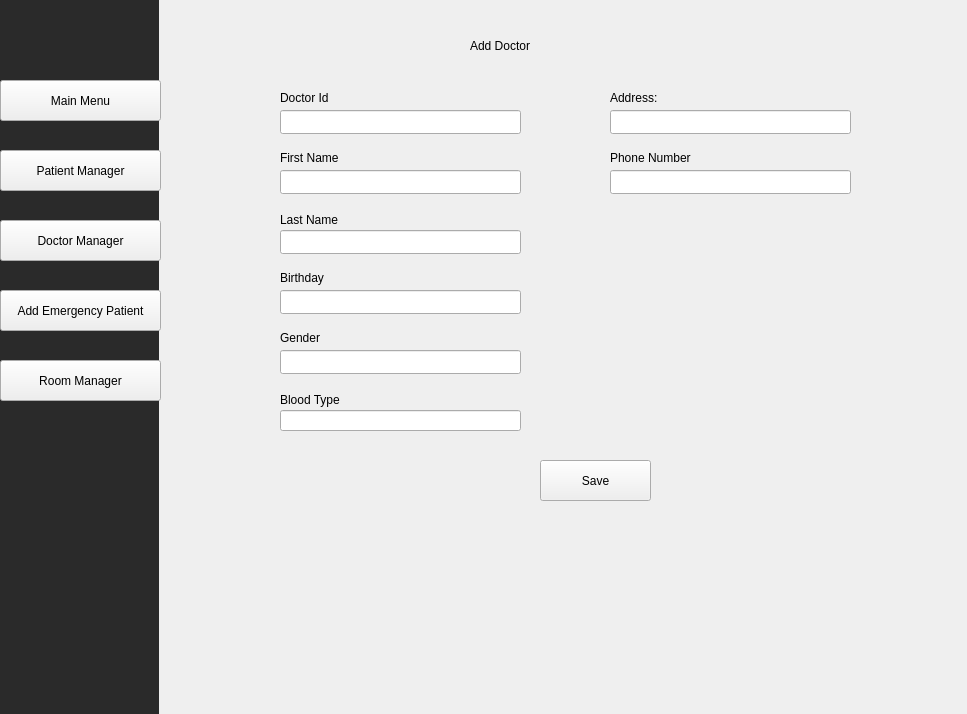
Old version of the form mainwindow.ui in the repository Jenushan44/Hospital-Manager.
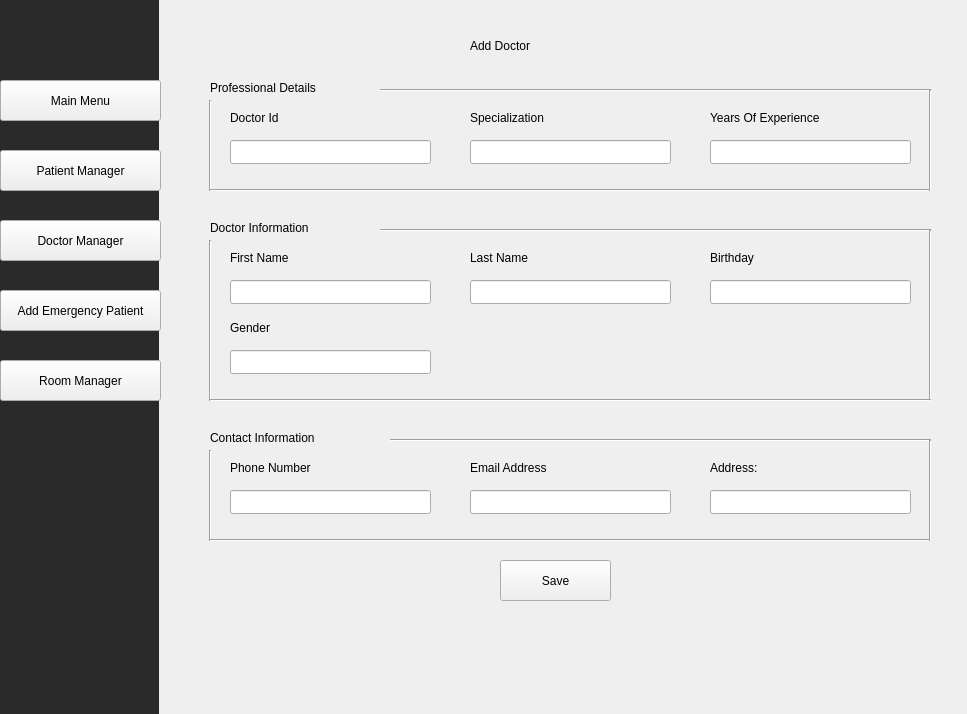
New version of the form. The open tabs and pages were chosen to show the change. Icons and pictures are not drawn.

Commit message: Update doctor page layout and add additional inputs

Diff of the .ui file:
```diff
--- a/mainwindow.ui
+++ b/mainwindow.ui
@@ -838,8 +838,8 @@
      <widget class="QLabel" name="label_16">
       <property name="geometry">
        <rect>
-        <x>100</x>
-        <y>90</y>
+        <x>50</x>
+        <y>110</y>
         <width>51</width>
         <height>16</height>
        </rect>
@@ -851,8 +851,8 @@
      <widget class="QLabel" name="label_17">
       <property name="geometry">
        <rect>
-        <x>100</x>
-        <y>150</y>
+        <x>50</x>
+        <y>250</y>
         <width>101</width>
         <height>16</height>
        </rect>
@@ -861,37 +861,11 @@
        <string>First Name</string>
       </property>
      </widget>
-     <widget class="QLabel" name="label_18">
-      <property name="geometry">
-       <rect>
-        <x>100</x>
-        <y>210</y>
-        <width>101</width>
-        <height>20</height>
-       </rect>
-      </property>
-      <property name="text">
-       <string>Last Name</string>
-      </property>
-     </widget>
-     <widget class="QLabel" name="label_19">
-      <property name="geometry">
-       <rect>
-        <x>100</x>
-        <y>270</y>
-        <width>101</width>
-        <height>16</height>
-       </rect>
-      </property>
-      <property name="text">
-       <string>Birthday</string>
-      </property>
-     </widget>
      <widget class="QLabel" name="label_20">
       <property name="geometry">
        <rect>
-        <x>430</x>
-        <y>90</y>
+        <x>530</x>
+        <y>460</y>
         <width>121</width>
         <height>16</height>
        </rect>
@@ -903,8 +877,8 @@
      <widget class="QLabel" name="label_21">
       <property name="geometry">
        <rect>
-        <x>430</x>
-        <y>150</y>
+        <x>50</x>
+        <y>460</y>
         <width>121</width>
         <height>16</height>
        </rect>
@@ -913,25 +887,12 @@
        <string>Phone Number </string>
       </property>
      </widget>
-     <widget class="QLabel" name="label_22">
-      <property name="geometry">
-       <rect>
-        <x>100</x>
-        <y>330</y>
-        <width>101</width>
-        <height>16</height>
-       </rect>
-      </property>
-      <property name="text">
-       <string>Gender</string>
-      </property>
-     </widget>
      <widget class="QLineEdit" name="doctorIdNumberLineEdit">
       <property name="geometry">
        <rect>
-        <x>100</x>
-        <y>110</y>
-        <width>241</width>
+        <x>50</x>
+        <y>140</y>
+        <width>201</width>
         <height>24</height>
        </rect>
       </property>
@@ -939,9 +900,9 @@
      <widget class="QLineEdit" name="lastNameDoctorLineEdit">
       <property name="geometry">
        <rect>
-        <x>100</x>
-        <y>230</y>
-        <width>241</width>
+        <x>290</x>
+        <y>280</y>
+        <width>201</width>
         <height>24</height>
        </rect>
       </property>
@@ -949,9 +910,9 @@
      <widget class="QLineEdit" name="dateOfBirthDoctorLineEdit">
       <property name="geometry">
        <rect>
-        <x>100</x>
-        <y>290</y>
-        <width>241</width>
+        <x>530</x>
+        <y>280</y>
+        <width>201</width>
         <height>24</height>
        </rect>
       </property>
@@ -959,9 +920,9 @@
      <widget class="QLineEdit" name="addressDoctorLineEdit">
       <property name="geometry">
        <rect>
-        <x>430</x>
-        <y>110</y>
-        <width>241</width>
+        <x>530</x>
+        <y>490</y>
+        <width>201</width>
         <height>24</height>
        </rect>
       </property>
@@ -969,9 +930,9 @@
      <widget class="QLineEdit" name="genderDoctorLineEdit">
       <property name="geometry">
        <rect>
-        <x>100</x>
+        <x>50</x>
         <y>350</y>
-        <width>241</width>
+        <width>201</width>
         <height>24</height>
        </rect>
       </property>
@@ -979,9 +940,9 @@
      <widget class="QLineEdit" name="phoneNumberDoctorLineEdit">
       <property name="geometry">
        <rect>
-        <x>430</x>
-        <y>170</y>
-        <width>241</width>
+        <x>50</x>
+        <y>490</y>
+        <width>201</width>
         <height>24</height>
        </rect>
       </property>
@@ -989,9 +950,9 @@
      <widget class="QLineEdit" name="firstNameDoctorLineEdit">
       <property name="geometry">
        <rect>
-        <x>100</x>
-        <y>170</y>
-        <width>241</width>
+        <x>50</x>
+        <y>280</y>
+        <width>201</width>
         <height>24</height>
        </rect>
       </property>
@@ -999,8 +960,8 @@
      <widget class="QPushButton" name="submitDoctorButton">
       <property name="geometry">
        <rect>
-        <x>360</x>
-        <y>460</y>
+        <x>320</x>
+        <y>560</y>
         <width>111</width>
         <height>41</height>
        </rect>
@@ -1012,24 +973,313 @@
      <widget class="QLabel" name="label_26">
       <property name="geometry">
        <rect>
-        <x>100</x>
-        <y>390</y>
-        <width>101</width>
-        <height>20</height>
+        <x>30</x>
+        <y>80</y>
+        <width>191</width>
+        <height>16</height>
        </rect>
       </property>
+      <property name="styleSheet">
+       <string notr="true">font: 14pt &quot;Segoe Fluent Icons&quot;;</string>
+      </property>
       <property name="text">
-       <string>Blood Type </string>
+       <string>Professional Details</string>
       </property>
      </widget>
-     <widget class="QLineEdit" name="bloodTypeDoctorLineEdit">
+     <widget class="Line" name="line_29">
       <property name="geometry">
        <rect>
-        <x>100</x>
-        <y>410</y>
-        <width>241</width>
+        <x>200</x>
+        <y>80</y>
+        <width>551</width>
         <height>21</height>
        </rect>
+      </property>
+      <property name="orientation">
+       <enum>Qt::Orientation::Horizontal</enum>
+      </property>
+     </widget>
+     <widget class="Line" name="line_30">
+      <property name="geometry">
+       <rect>
+        <x>20</x>
+        <y>100</y>
+        <width>21</width>
+        <height>91</height>
+       </rect>
+      </property>
+      <property name="orientation">
+       <enum>Qt::Orientation::Vertical</enum>
+      </property>
+     </widget>
+     <widget class="Line" name="line_31">
+      <property name="geometry">
+       <rect>
+        <x>30</x>
+        <y>175</y>
+        <width>721</width>
+        <height>31</height>
+       </rect>
+      </property>
+      <property name="orientation">
+       <enum>Qt::Orientation::Horizontal</enum>
+      </property>
+     </widget>
+     <widget class="Line" name="line_32">
+      <property name="geometry">
+       <rect>
+        <x>740</x>
+        <y>90</y>
+        <width>21</width>
+        <height>101</height>
+       </rect>
+      </property>
+      <property name="orientation">
+       <enum>Qt::Orientation::Vertical</enum>
+      </property>
+     </widget>
+     <widget class="QLabel" name="label_63">
+      <property name="geometry">
+       <rect>
+        <x>290</x>
+        <y>110</y>
+        <width>111</width>
+        <height>16</height>
+       </rect>
+      </property>
+      <property name="text">
+       <string>Specialization</string>
+      </property>
+     </widget>
+     <widget class="QLineEdit" name="specializationLineEdit">
+      <property name="geometry">
+       <rect>
+        <x>290</x>
+        <y>140</y>
+        <width>201</width>
+        <height>24</height>
+       </rect>
+      </property>
+     </widget>
+     <widget class="QLabel" name="label_64">
+      <property name="geometry">
+       <rect>
+        <x>530</x>
+        <y>110</y>
+        <width>121</width>
+        <height>16</height>
+       </rect>
+      </property>
+      <property name="text">
+       <string>Years Of Experience</string>
+      </property>
+     </widget>
+     <widget class="QLineEdit" name="yearsOfExperienceLineEdit">
+      <property name="geometry">
+       <rect>
+        <x>530</x>
+        <y>140</y>
+        <width>201</width>
+        <height>24</height>
+       </rect>
+      </property>
+     </widget>
+     <widget class="QLabel" name="label_65">
+      <property name="geometry">
+       <rect>
+        <x>30</x>
+        <y>220</y>
+        <width>201</width>
+        <height>16</height>
+       </rect>
+      </property>
+      <property name="styleSheet">
+       <string notr="true">font: 14pt &quot;Segoe Fluent Icons&quot;;</string>
+      </property>
+      <property name="text">
+       <string>Doctor Information</string>
+      </property>
+     </widget>
+     <widget class="Line" name="line_37">
+      <property name="geometry">
+       <rect>
+        <x>20</x>
+        <y>240</y>
+        <width>21</width>
+        <height>161</height>
+       </rect>
+      </property>
+      <property name="orientation">
+       <enum>Qt::Orientation::Vertical</enum>
+      </property>
+     </widget>
+     <widget class="Line" name="line_38">
+      <property name="geometry">
+       <rect>
+        <x>200</x>
+        <y>220</y>
+        <width>551</width>
+        <height>21</height>
+       </rect>
+      </property>
+      <property name="orientation">
+       <enum>Qt::Orientation::Horizontal</enum>
+      </property>
+     </widget>
+     <widget class="Line" name="line_39">
+      <property name="geometry">
+       <rect>
+        <x>740</x>
+        <y>230</y>
+        <width>21</width>
+        <height>171</height>
+       </rect>
+      </property>
+      <property name="orientation">
+       <enum>Qt::Orientation::Vertical</enum>
+      </property>
+     </widget>
+     <widget class="Line" name="line_40">
+      <property name="geometry">
+       <rect>
+        <x>30</x>
+        <y>380</y>
+        <width>721</width>
+        <height>41</height>
+       </rect>
+      </property>
+      <property name="orientation">
+       <enum>Qt::Orientation::Horizontal</enum>
+      </property>
+     </widget>
+     <widget class="QLabel" name="label_66">
+      <property name="geometry">
+       <rect>
+        <x>50</x>
+        <y>320</y>
+        <width>49</width>
+        <height>16</height>
+       </rect>
+      </property>
+      <property name="text">
+       <string>Gender</string>
+      </property>
+     </widget>
+     <widget class="QLabel" name="label_72">
+      <property name="geometry">
+       <rect>
+        <x>290</x>
+        <y>250</y>
+        <width>71</width>
+        <height>16</height>
+       </rect>
+      </property>
+      <property name="text">
+       <string>Last Name</string>
+      </property>
+     </widget>
+     <widget class="QLabel" name="label_73">
+      <property name="geometry">
+       <rect>
+        <x>530</x>
+        <y>250</y>
+        <width>61</width>
+        <height>16</height>
+       </rect>
+      </property>
+      <property name="text">
+       <string>Birthday</string>
+      </property>
+     </widget>
+     <widget class="QLabel" name="label_70">
+      <property name="geometry">
+       <rect>
+        <x>30</x>
+        <y>430</y>
+        <width>201</width>
+        <height>16</height>
+       </rect>
+      </property>
+      <property name="styleSheet">
+       <string notr="true">font: 14pt &quot;Segoe Fluent Icons&quot;;</string>
+      </property>
+      <property name="text">
+       <string>Contact Information</string>
+      </property>
+     </widget>
+     <widget class="Line" name="line_41">
+      <property name="geometry">
+       <rect>
+        <x>20</x>
+        <y>450</y>
+        <width>21</width>
+        <height>91</height>
+       </rect>
+      </property>
+      <property name="orientation">
+       <enum>Qt::Orientation::Vertical</enum>
+      </property>
+     </widget>
+     <widget class="Line" name="line_42">
+      <property name="geometry">
+       <rect>
+        <x>210</x>
+        <y>430</y>
+        <width>541</width>
+        <height>21</height>
+       </rect>
+      </property>
+      <property name="orientation">
+       <enum>Qt::Orientation::Horizontal</enum>
+      </property>
+     </widget>
+     <widget class="QLabel" name="label_22">
+      <property name="geometry">
+       <rect>
+        <x>290</x>
+        <y>460</y>
+        <width>121</width>
+        <height>16</height>
+       </rect>
+      </property>
+      <property name="text">
+       <string>Email Address</string>
+      </property>
+     </widget>
+     <widget class="QLineEdit" name="emailDoctorLineEdit">
+      <property name="geometry">
+       <rect>
+        <x>290</x>
+        <y>490</y>
+        <width>201</width>
+        <height>24</height>
+       </rect>
+      </property>
+     </widget>
+     <widget class="Line" name="line_43">
+      <property name="geometry">
+       <rect>
+        <x>30</x>
+        <y>520</y>
+        <width>721</width>
+        <height>41</height>
+       </rect>
+      </property>
+      <property name="orientation">
+       <enum>Qt::Orientation::Horizontal</enum>
+      </property>
+     </widget>
+     <widget class="Line" name="line_44">
+      <property name="geometry">
+       <rect>
+        <x>740</x>
+        <y>440</y>
+        <width>21</width>
+        <height>101</height>
+       </rect>
+      </property>
+      <property name="orientation">
+       <enum>Qt::Orientation::Vertical</enum>
       </property>
      </widget>
     </widget>
```
Left out of the diff: 4 changed lines with no effect on the pictures. The commit also changes 3 other files.
